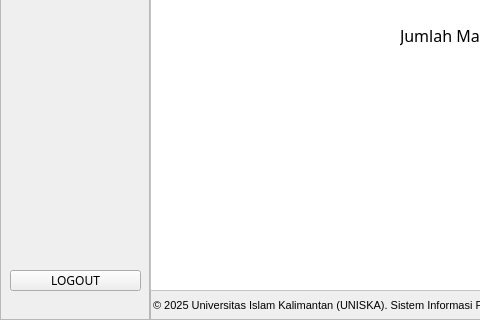
kouuch/projekUas_Visual3, file from/mainDashboar.ui: the form before one commit; both pictures show x 0 to 480 and y 280 to 600 of the 800 by 600 pixel window.
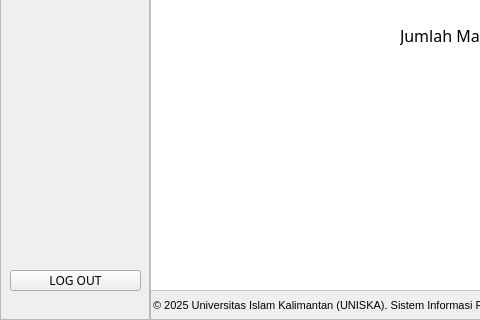
The form after the commit. Icons and pictures are not drawn.

What changed in the file:
```diff
--- a/from/mainDashboar.ui
+++ b/from/mainDashboar.ui
@@ -253,7 +253,7 @@
 }</string>
      </property>
      <property name="text">
-      <string>LOGOUT</string>
+      <string>LOG OUT</string>
      </property>
     </widget>
    </widget>
```
Left out of the diff: 6 changed lines with no effect on the pictures.
